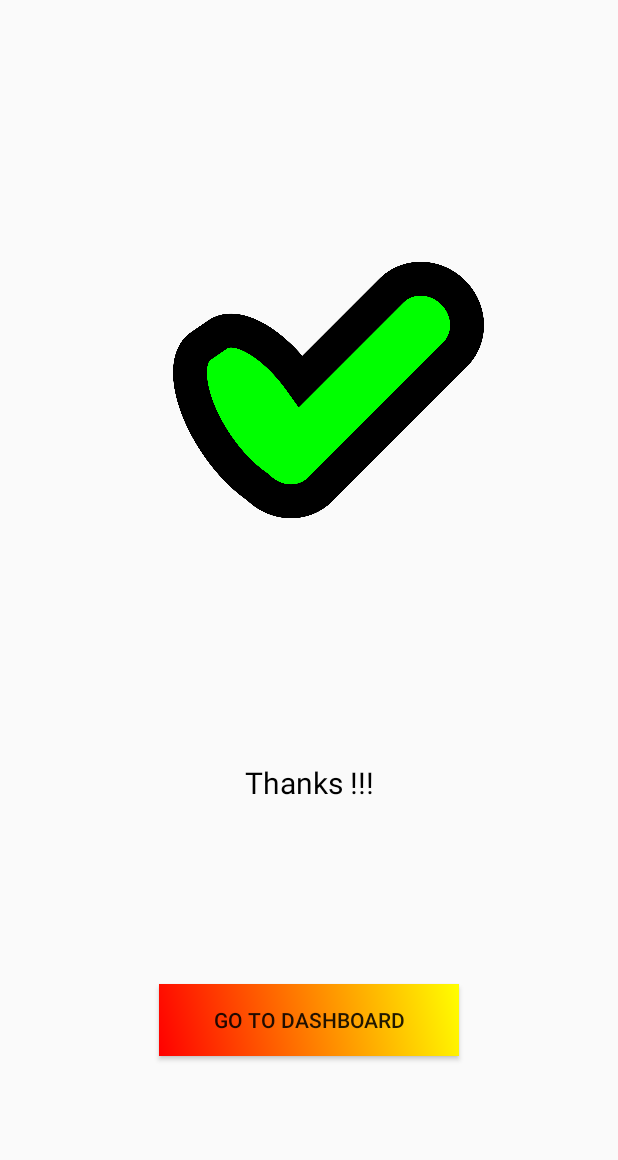
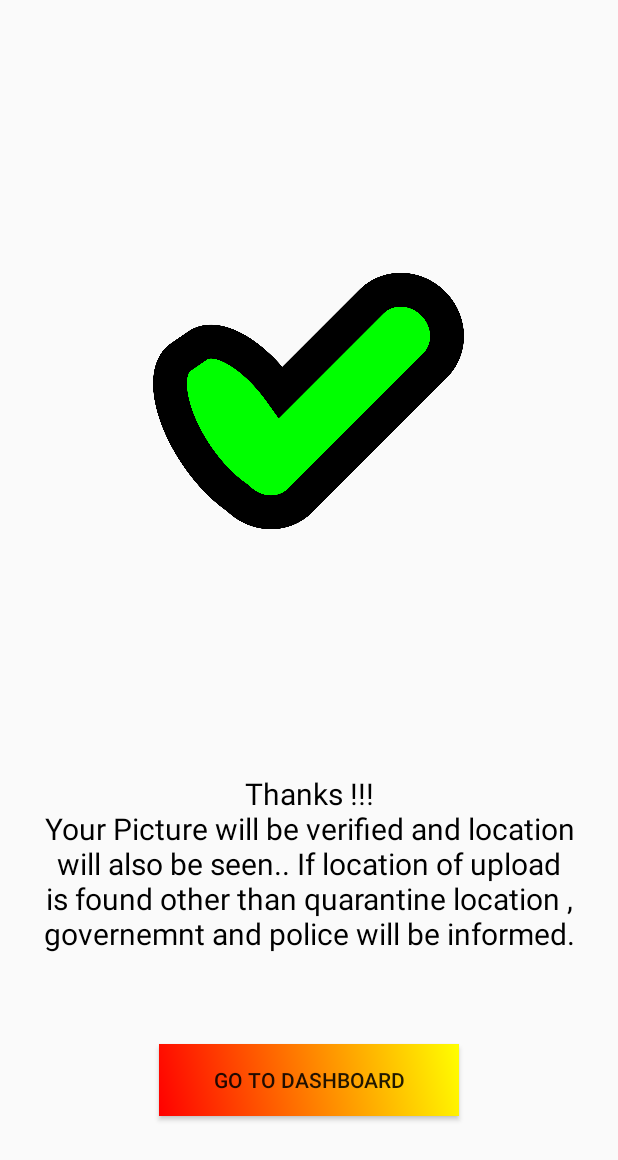
Before and after one commit to AkPathak312/quarantinecare, an Android app: the ThanksActivity screen opened directly, with no data from a screen before it, on a phone screen of 412 x 824 dp. Shown: the top 1160 px of the screen. Run offline under Robolectric (Android 15) with nearby library versions, the phone set to English and light mode, and no system bars.

Commit message:
Qurantine Care v1.3

```diff
--- a/app/build.gradle
+++ b/app/build.gradle
@@ -31,4 +31,5 @@ dependencies {
     implementation 'androidx.cardview:cardview:1.0.0'
     implementation 'com.google.android.gms:play-services-location:17.0.0'
     implementation 'com.google.firebase:firebase-auth:19.3.0'
+    implementation 'com.karumi:dexter:6.2.1'
 }
--- a/app/src/main/AndroidManifest.xml
+++ b/app/src/main/AndroidManifest.xml
@@ -17,9 +17,11 @@
         android:theme="@style/Theme.AppCompat.Light.NoActionBar"
         android:usesCleartextTraffic="true"
         tools:targetApi="m">
-        <activity android:name=".Reportperson"
+        <activity android:name=".ChatActivity"></activity>
+        <activity
+            android:name=".Reportperson"
+            android:label="Report"
             android:parentActivityName=".MainActivity"
-            android:label="Report"
             android:theme="@style/Theme.AppCompat.Light">
             <meta-data
                 android:name="android.support.PARENT_ACTIVITY"
--- a/app/src/main/java/com/example/quarantineapp/MainActivity.java
+++ b/app/src/main/java/com/example/quarantineapp/MainActivity.java
@@ -230,4 +230,8 @@ public class MainActivity extends AppCompatActivity {
         startActivity(new Intent(MainActivity.this, Reportperson.class));
 
     }
+
+    public void gotoChatActivity(View view) {
+        startActivity(new Intent(MainActivity.this,ChatActivity.class));
+    }
 }
--- a/app/src/main/java/com/example/quarantineapp/Register.java
+++ b/app/src/main/java/com/example/quarantineapp/Register.java
@@ -117,7 +117,7 @@ public class Register extends AppCompatActivity {
             finish();
         }
 
-        Toast.makeText(Register.this, gotpass+""+gotmail, Toast.LENGTH_SHORT).show();
+       // Toast.makeText(Register.this, gotpass+""+gotmail, Toast.LENGTH_SHORT).show();
 
 
     }
--- a/app/src/main/java/com/example/quarantineapp/SignUp.java
+++ b/app/src/main/java/com/example/quarantineapp/SignUp.java
@@ -68,6 +68,7 @@ public class SignUp extends AppCompatActivity {
 
             progressDialog.setMessage("Please Wait...");
             progressDialog.show();
+            progressDialog.setCancelable(false);
             auth.createUserWithEmailAndPassword(mail,pass)
                     .addOnCompleteListener(new OnCompleteListener<AuthResult>() {
                         @Override
--- /dev/null
+++ b/app/src/main/res/drawable/ic_baseline_chat_24.xml
@@ -0,0 +1,5 @@
+<vector android:height="24dp" android:tint="#FFFFFF"
+    android:viewportHeight="24" android:viewportWidth="24"
+    android:width="24dp" xmlns:android="http://schemas.android.com/apk/res/android">
+    <path android:fillColor="@android:color/white" android:pathData="M20,2L4,2c-1.1,0 -1.99,0.9 -1.99,2L2,22l4,-4h14c1.1,0 2,-0.9 2,-2L22,4c0,-1.1 -0.9,-2 -2,-2zM6,9h12v2L6,11L6,9zM14,14L6,14v-2h8v2zM18,8L6,8L6,6h12v2z"/>
+</vector>
--- a/app/src/main/res/layout/activity_thanks.xml
+++ b/app/src/main/res/layout/activity_thanks.xml
@@ -1,33 +1,33 @@
 <?xml version="1.0" encoding="utf-8"?>
-<androidx.constraintlayout.widget.ConstraintLayout xmlns:android="http://schemas.android.com/apk/res/android"
+<ScrollView xmlns:android="http://schemas.android.com/apk/res/android"
     xmlns:app="http://schemas.android.com/apk/res-auto"
     xmlns:tools="http://schemas.android.com/tools"
     android:layout_width="match_parent"
     android:layout_height="match_parent"
     tools:context=".ThanksActivity">
+    <LinearLayout
+        android:layout_width="match_parent"
+        android:layout_gravity="center"
+        android:gravity="center"
+        android:layout_height="match_parent"
+        android:orientation="vertical">
 
     <ImageView
         android:id="@+id/imageView7"
         android:layout_width="207dp"
         android:layout_height="456dp"
-        android:layout_marginTop="32dp"
-        app:layout_constraintEnd_toEndOf="parent"
-        app:layout_constraintHorizontal_bias="0.563"
-        app:layout_constraintStart_toStartOf="parent"
-        app:layout_constraintTop_toTopOf="parent"
         app:srcCompat="@drawable/tick" />
 
     <TextView
         android:id="@+id/textView11"
         android:layout_width="wrap_content"
+        android:layout_gravity="center"
+        android:gravity="center"
         android:layout_height="wrap_content"
-        android:layout_marginTop="20dp"
-        android:text="Thanks !!!"
+        android:text="Thanks !!!\nYour Picture will be verified and location will also be seen.. If location of upload is found other than quarantine location , governemnt and police will be informed."
         android:textColor="#000"
-        android:textSize="20dp"
-        app:layout_constraintEnd_toEndOf="parent"
-        app:layout_constraintStart_toStartOf="parent"
-        app:layout_constraintTop_toBottomOf="@+id/imageView7" />
+        android:layout_margin="20dp"
+        android:textSize="20dp" />
 
     <Button
         android:id="@+id/button2"
@@ -35,10 +35,7 @@
         android:layout_width="200dp"
         android:layout_height="wrap_content"
         android:text="Go To Dashboard"
-        app:layout_constraintBottom_toBottomOf="parent"
-        app:layout_constraintEnd_toEndOf="parent"
-        app:layout_constraintStart_toStartOf="parent"
-
-        android:background="@drawable/gradientbackground"
-        app:layout_constraintTop_toBottomOf="@+id/textView11" />
-</androidx.constraintlayout.widget.ConstraintLayout>
+        android:layout_margin="40dp"
+        android:background="@drawable/gradientbackground" />
+    </LinearLayout>
+</ScrollView>
--- a/build.gradle
+++ b/build.gradle
@@ -7,7 +7,7 @@ buildscript {
 
     }
     dependencies {
-        classpath 'com.android.tools.build:gradle:3.5.3'
+        classpath 'com.android.tools.build:gradle:4.0.1'
         classpath 'com.google.gms:google-services:4.2.0'
 
         // NOTE: Do not place your application dependencies here; they belong
```
Also changed, not shown: app/src/main/java/com/example/quarantineapp/ChatActivity.java (added, +14 -0 lines), app/src/main/res/layout/activity_chat.xml (added, +9 -0 lines), app/src/main/res/layout/activity_emergency_services.xml (+37 -62 lines), app/src/main/res/layout/activity_main.xml (+24 -7 lines), app/src/main/res/layout/activity_myprofile.xml (+10 -5 lines), app/src/main/res/layout/activity_upload_image.xml (+15 -23 lines), app/src/main/res/layout/single_chat_layout.xml (added, +56 -0 lines), gradle/wrapper/gradle-wrapper.properties.
